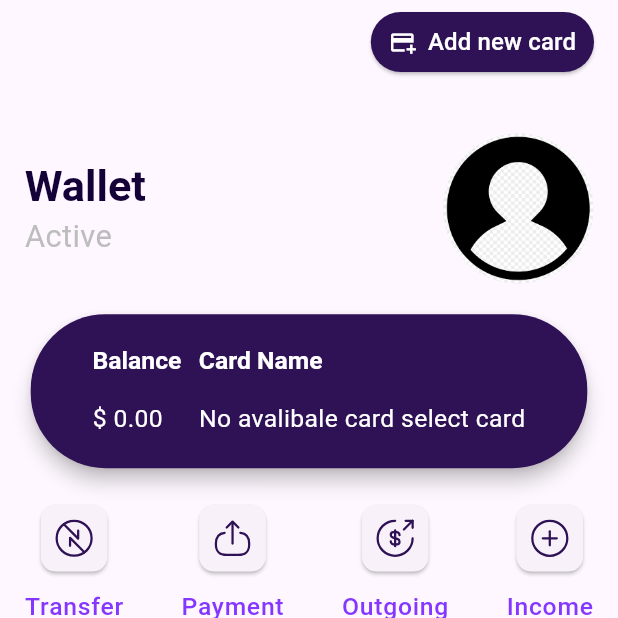
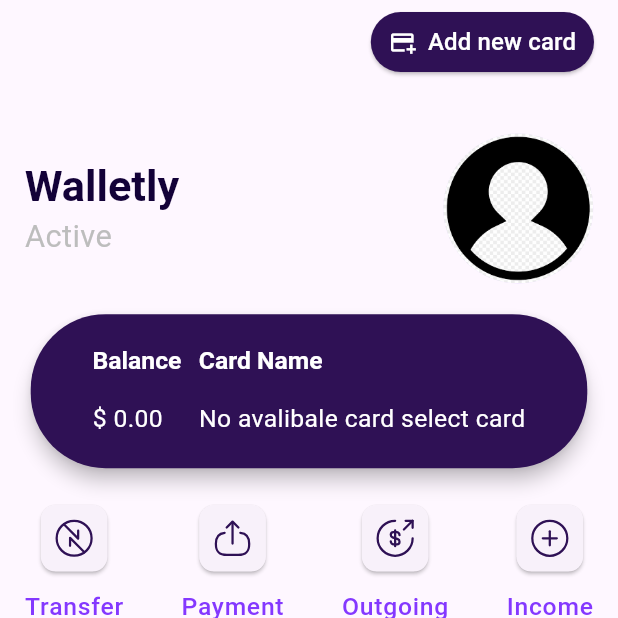
Before and after one commit to an90ass/Wallet-App, a Flutter app: the Wallet screen opened directly, on a phone screen of 412 x 824 dp, the top half of it. Run offline on Flutter 3.47's test engine with Material 3 defaults, Android fonts, the phone set to English and light mode, and no system bars; our stand-ins replace cloud_firestore, firebase_auth, firebase_core, firebase_storage, flutter_svg, image_picker; accounts and stored records are empty.

```diff
--- a/wallet/lib/features/wallet/views/wallet.dart
+++ b/wallet/lib/features/wallet/views/wallet.dart
@@ -305,7 +305,7 @@ class Wallet extends StatelessWidget {
       crossAxisAlignment: CrossAxisAlignment.start,
       children: [
         Text(
-          "Wallet",
+          "Walletly",
           style: context.textTheme.headlineMedium?.copyWith(
               color: AppColors.titleColor,
               fontWeight: FontWeight.bold,
```
Also changed, not shown: wallet/assets/images/app_icon.png, wallet/assets/images/stripe.png (deleted), 10 other files.
